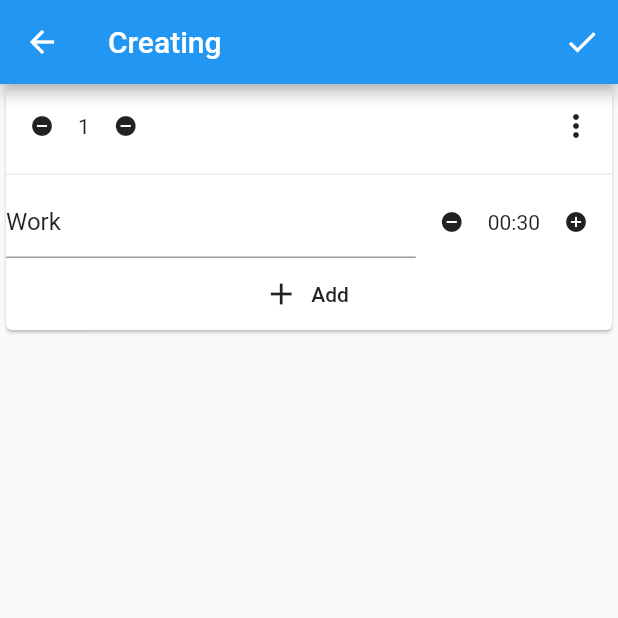
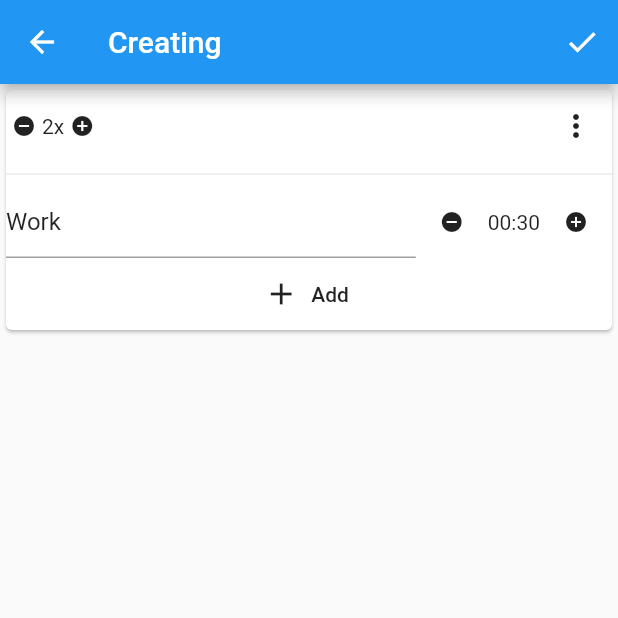
Before and after one commit to AndrewJEON/hiit_timer, a Flutter app: the TimerCreatingPage screen opened directly, after a tap on the "add circle" icon, on a phone screen of 412 x 824 dp, the top half of it. Run offline on Flutter 3.47's test engine with Material 2 defaults, Android fonts, the phone set to English and light mode, and no system bars; our stand-ins replace bloc, equatable, flutter_bloc.

Commit message:
Feat timer set repeat count increase, decrease

```diff
--- a/lib/bloc/timer_creating/timer_creating_bloc.dart
+++ b/lib/bloc/timer_creating/timer_creating_bloc.dart
@@ -25,6 +25,10 @@ class TimerCreatingBloc extends Bloc<TimerCreatingEvent, TimerCreatingState> {
       yield* _mapTimerSetMovedUpToState(event);
     } else if (event is TimerSetMovedDown) {
       yield* _mapTimerSetMovedDownToState(event);
+    } else if (event is TimerSetRepeatCountIncreased) {
+      yield* _mapTimerSetRepeatCountIncreasedToState(event);
+    } else if (event is TimerSetRepeatCountDecreased) {
+      yield* _mapTimerSetRepeatCountDecreasedToState(event);
     } else if (event is TimerDescriptionChanged) {
       yield* _mapTimerDescriptionChangedToState(event);
     }
@@ -77,6 +81,33 @@ class TimerCreatingBloc extends Bloc<TimerCreatingEvent, TimerCreatingState> {
     );
   }
 
+  Stream<TimerCreatingState> _mapTimerSetRepeatCountIncreasedToState(
+    TimerSetRepeatCountIncreased event,
+  ) async* {
+    final newTimerSet = state.timerSets[event.index]
+        .copyWith(repeatCount: state.timerSets[event.index].repeatCount + 1);
+    yield TimerCreatingState(
+      timerSets: List.of(state.timerSets)
+        ..removeAt(event.index)
+        ..insert(event.index, newTimerSet),
+    );
+  }
+
+  Stream<TimerCreatingState> _mapTimerSetRepeatCountDecreasedToState(
+    TimerSetRepeatCountDecreased event,
+  ) async* {
+    final currentRepeatCount = state.timerSets[event.index].repeatCount;
+    if (currentRepeatCount > 1) {
+      final newTimerSet = state.timerSets[event.index]
+          .copyWith(repeatCount: currentRepeatCount - 1);
+      yield TimerCreatingState(
+        timerSets: List.of(state.timerSets)
+          ..removeAt(event.index)
+          ..insert(event.index, newTimerSet),
+      );
+    }
+  }
+
   Stream<TimerCreatingState> _mapTimerDescriptionChangedToState(
     TimerDescriptionChanged event,
   ) async* {
--- a/lib/bloc/timer_creating/timer_creating_event.dart
+++ b/lib/bloc/timer_creating/timer_creating_event.dart
@@ -45,6 +45,24 @@ class TimerSetMovedDown extends TimerCreatingEvent {
   List<Object> get props => [index];
 }
 
+class TimerSetRepeatCountIncreased extends TimerCreatingEvent {
+  final int index;
+
+  TimerSetRepeatCountIncreased(this.index);
+
+  @override
+  List<Object> get props => [index];
+}
+
+class TimerSetRepeatCountDecreased extends TimerCreatingEvent {
+  final int index;
+
+  TimerSetRepeatCountDecreased(this.index);
+
+  @override
+  List<Object> get props => [index];
+}
+
 class TimerDescriptionChanged extends TimerCreatingEvent {
   final String description;
   final int setIndex;
--- a/lib/presentation/widgets/views/view_timer_set.dart
+++ b/lib/presentation/widgets/views/view_timer_set.dart
@@ -33,7 +33,7 @@ class TimerSetView extends StatelessWidget {
           Row(
             mainAxisAlignment: MainAxisAlignment.spaceBetween,
             children: <Widget>[
-              repeatCount(),
+              repeatCount(context),
               options(context),
             ],
           ),
@@ -58,20 +58,50 @@ class TimerSetView extends StatelessWidget {
     );
   }
 
-  Widget repeatCount() {
+  Widget repeatCount(BuildContext context) {
     return Row(
       mainAxisSize: MainAxisSize.min,
       children: <Widget>[
-        IconButton(
-          icon: Icon(Icons.remove_circle),
-          iconSize: 16,
-          onPressed: () {},
+        Container(
+          width: 24,
+          height: 24,
+          child: IconButton(
+            onPressed: () {
+              context
+                  .bloc<TimerCreatingBloc>()
+                  .add(TimerSetRepeatCountDecreased(index));
+            },
+            icon: Icon(Icons.remove_circle),
+            iconSize: 16,
+            padding: const EdgeInsets.all(0),
+          ),
         ),
-        Text('${timerSet.repeatCount}'),
-        IconButton(
-          icon: Icon(Icons.remove_circle),
-          iconSize: 16,
-          onPressed: () {},
+        BlocBuilder<TimerCreatingBloc, TimerCreatingState>(
+          buildWhen: (previous, current) {
+            if (previous.timerSets[index].repeatCount !=
+                current.timerSets[index].repeatCount) {
+              return true;
+            } else {
+              return false;
+            }
+          },
+          builder: (context, state) {
+            return Text('${state.timerSets[index].repeatCount}x');
+          },
+        ),
+        Container(
+          width: 24,
+          height: 24,
+          child: IconButton(
+            onPressed: () {
+              context
+                  .bloc<TimerCreatingBloc>()
+                  .add(TimerSetRepeatCountIncreased(index));
+            },
+            icon: Icon(Icons.add_circle),
+            iconSize: 16,
+            padding: const EdgeInsets.all(0),
+          ),
         ),
       ],
     );
```
